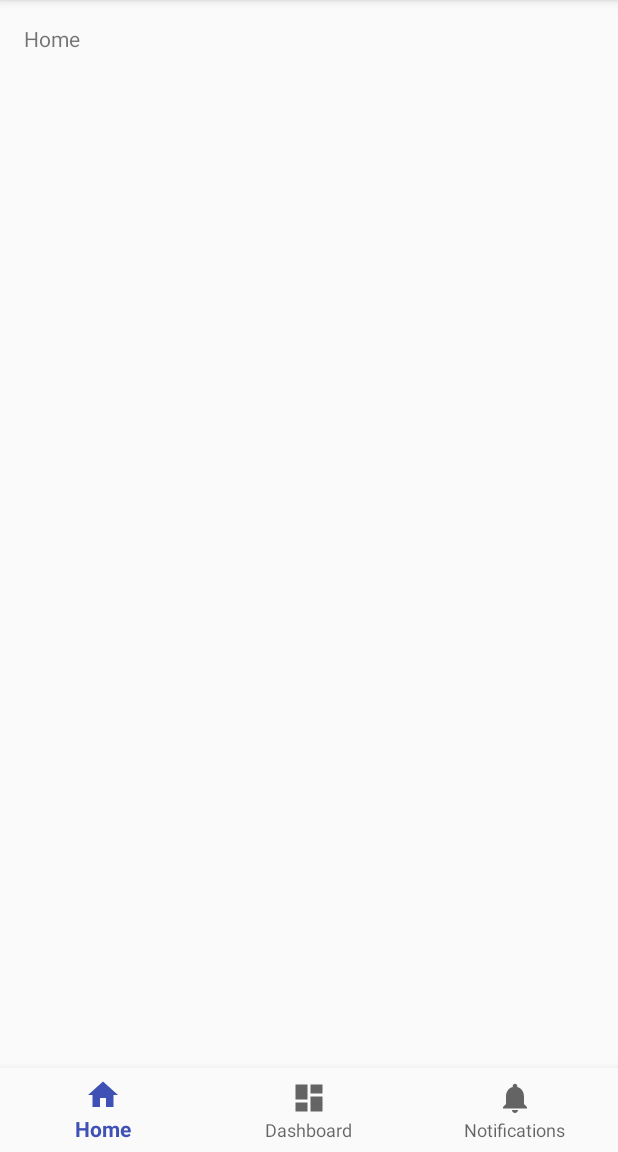
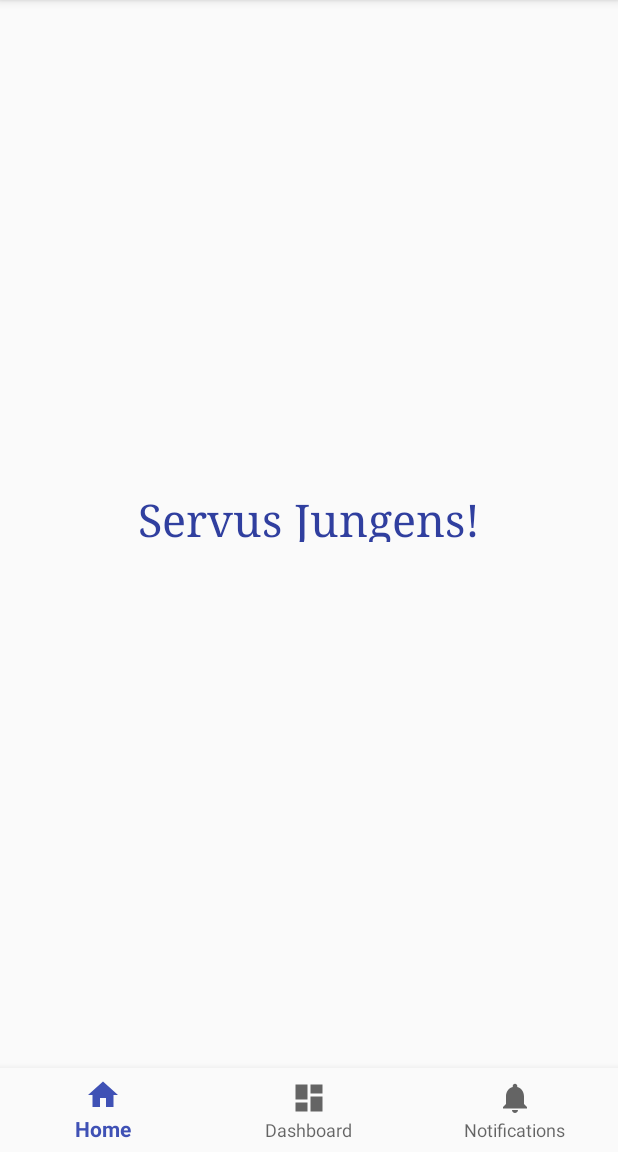
Before and after one commit to GerhardPrivat/Imfine, an Android app: the screen it shows after launch (MainActivity), on a phone screen of 412 x 824 dp, the part 84-1236 px from its top. Run offline under Robolectric (Android 15) with nearby library versions, the phone set to English and light mode, and no system bars.

Commit message:
one text button. builds. AVD running

```diff
--- a/app/build.gradle
+++ b/app/build.gradle
@@ -4,7 +4,7 @@ android {
     compileSdkVersion 28
     defaultConfig {
         applicationId "de.gschunk.imfine"
-        minSdkVersion 16
+        minSdkVersion 26
         targetSdkVersion 28
         versionCode 1
         versionName "1.0"
@@ -16,10 +16,12 @@ android {
             proguardFiles getDefaultProguardFile('proguard-android.txt'), 'proguard-rules.pro'
         }
     }
+    productFlavors {
+    }
 }
 
 dependencies {
-    implementation fileTree(dir: 'libs', include: ['*.jar'])
+    implementation fileTree(include: ['*.jar'], dir: 'libs')
     implementation 'com.android.support:appcompat-v7:28.0.0-rc01'
     implementation 'com.android.support:design:28.0.0-rc01'
     implementation 'com.android.support.constraint:constraint-layout:1.1.2'
--- a/app/src/main/res/layout/activity_main.xml
+++ b/app/src/main/res/layout/activity_main.xml
@@ -8,15 +8,21 @@
     tools:context=".MainActivity">
 
     <TextView
-        android:id="@+id/message"
+        android:id="@+id/text_ghd_3"
         android:layout_width="wrap_content"
-        android:layout_height="wrap_content"
-        android:layout_marginLeft="@dimen/activity_horizontal_margin"
-        android:layout_marginStart="@dimen/activity_horizontal_margin"
-        android:layout_marginTop="@dimen/activity_vertical_margin"
-        android:text="@string/title_home"
-        app:layout_constraintLeft_toLeftOf="parent"
-        app:layout_constraintTop_toTopOf="parent" />
+        android:layout_height="35dp"
+        android:fontFamily="serif"
+        android:text="@string/hi_ghd"
+        android:textAlignment="center"
+        android:textAppearance="@style/TextAppearance.AppCompat"
+        android:textColor="@color/colorPrimaryDark"
+        android:textSize="30sp"
+        android:visibility="visible"
+        app:layout_constraintBottom_toBottomOf="parent"
+        app:layout_constraintEnd_toEndOf="parent"
+        app:layout_constraintStart_toStartOf="parent"
+        app:layout_constraintTop_toTopOf="parent"
+        app:layout_constraintVertical_bias="0.445" />
 
     <android.support.design.widget.BottomNavigationView
         android:id="@+id/navigation"
@@ -28,6 +34,8 @@
         app:layout_constraintBottom_toBottomOf="parent"
         app:layout_constraintLeft_toLeftOf="parent"
         app:layout_constraintRight_toRightOf="parent"
-        app:menu="@menu/navigation" />
+        app:menu="@menu/navigation">
+
+    </android.support.design.widget.BottomNavigationView>
 
 </android.support.constraint.ConstraintLayout>
--- a/app/src/main/res/values/colors.xml
+++ b/app/src/main/res/values/colors.xml
@@ -1,6 +1,6 @@
 <?xml version="1.0" encoding="utf-8"?>
 <resources>
     <color name="colorPrimary">#3F51B5</color>
-    <color name="colorPrimaryDark">#303F9F</color>
-    <color name="colorAccent">#FF4081</color>
+    <color name="colorPrimaryDark">#303f9f</color>
+    <color name="colorAccent">#ff4081</color>
 </resources>
--- a/app/src/main/res/values/strings.xml
+++ b/app/src/main/res/values/strings.xml
@@ -3,4 +3,5 @@
     <string name="title_home">Home</string>
     <string name="title_dashboard">Dashboard</string>
     <string name="title_notifications">Notifications</string>
+    <string name="hi_ghd">Servus Jungens!</string>
 </resources>
```
